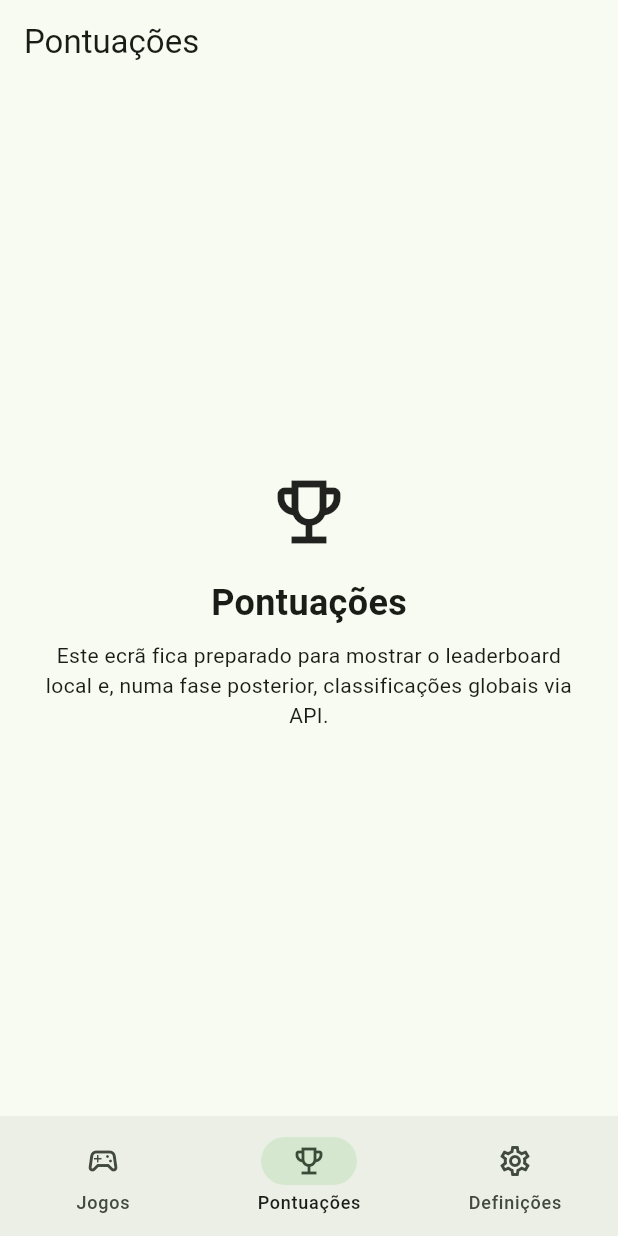
After one commit to rui-moreira-21600035/captain-planet-initiative, a Flutter app: the screen it shows after launch, item 2 of the bottom bar chosen, on a phone screen of 412 x 824 dp. The commit adds this screen. Run offline on Flutter 3.47's test engine with Material 3 defaults, Android fonts, the phone set to English and light mode, and no system bars; our stand-ins replace sqflite; missing offline and left inert: flame; accounts and stored records are empty.

Commit message:
Refactor: Update README with correct repository URL and enhance main app structure with navigationbar, game launcher widget (main screen) and also added scoreboard and settings widget. Removed Eco Sort waste item asset black borders.

```diff
--- /dev/null
+++ b/apps/hub_app/lib/features/navigation/app_tab.dart
@@ -0,0 +1,48 @@
+import 'package:flutter/material.dart';
+
+import '../launcher/games_page.dart';
+import '../scores/scores_page.dart';
+import '../settings/settings_page.dart';
+
+class AppTabConfig {
+  const AppTabConfig({
+    required this.label,
+    required this.icon,
+    required this.title,
+    required this.builder,
+  });
+
+  final String label;
+  final IconData icon;
+  final String title;
+  final WidgetBuilder builder;
+}
+
+sealed class AppTabs {
+  static const games = AppTabConfig(
+    label: 'Jogos',
+    icon: Icons.sports_esports_outlined,
+    title: 'Jogos',
+    builder: _buildGamesPage,
+  );
+
+  static const scores = AppTabConfig(
+    label: 'Pontuações',
+    icon: Icons.emoji_events_outlined,
+    title: 'Pontuações',
+    builder: _buildScoresPage,
+  );
+
+  static const settings = AppTabConfig(
+    label: 'Definições',
+    icon: Icons.settings_outlined,
+    title: 'Definições',
+    builder: _buildSettingsPage,
+  );
+
+  static const all = [games, scores, settings];
+
+  static Widget _buildGamesPage(BuildContext context) => const GamesPage();
+  static Widget _buildScoresPage(BuildContext context) => const ScoresPage();
+  static Widget _buildSettingsPage(BuildContext context) => const SettingsPage();
+}
--- /dev/null
+++ b/apps/hub_app/lib/features/navigation/launcher_shell.dart
@@ -0,0 +1,44 @@
+import 'package:flutter/material.dart';
+
+import 'app_tab.dart';
+import 'main_navigation_bar.dart';
+
+class LauncherShell extends StatefulWidget {
+  const LauncherShell({super.key});
+
+  @override
+  State<LauncherShell> createState() => _LauncherShellState();
+}
+
+class _LauncherShellState extends State<LauncherShell> {
+  int _currentIndex = 0;
+
+  @override
+  Widget build(BuildContext context) {
+    final currentTab = AppTabs.all[_currentIndex];
+
+    return Scaffold(
+      appBar: AppBar(
+        title: Text(currentTab.title),
+      ),
+      body: IndexedStack(
+        index: _currentIndex,
+        children: AppTabs.all
+            .map(
+              (tab) => KeyedSubtree(
+                key: ValueKey(tab.label),
+                child: tab.builder(context),
+              ),
+            )
+            .toList(),
+      ),
+      bottomNavigationBar: MainNavigationBar(
+        currentIndex: _currentIndex,
+        onDestinationSelected: (index) {
+          if (index == _currentIndex) return;
+          setState(() => _currentIndex = index);
+        },
+      ),
+    );
+  }
+}
--- /dev/null
+++ b/apps/hub_app/lib/features/navigation/main_navigation_bar.dart
@@ -0,0 +1,30 @@
+import 'package:flutter/material.dart';
+
+import 'app_tab.dart';
+
+class MainNavigationBar extends StatelessWidget {
+  const MainNavigationBar({
+    super.key,
+    required this.currentIndex,
+    required this.onDestinationSelected,
+  });
+
+  final int currentIndex;
+  final ValueChanged<int> onDestinationSelected;
+
+  @override
+  Widget build(BuildContext context) {
+    return NavigationBar(
+      selectedIndex: currentIndex,
+      onDestinationSelected: onDestinationSelected,
+      destinations: AppTabs.all
+          .map(
+            (tab) => NavigationDestination(
+              icon: Icon(tab.icon),
+              label: tab.label,
+            ),
+          )
+          .toList(),
+    );
+  }
+}
--- /dev/null
+++ b/apps/hub_app/lib/features/scores/scores_page.dart
@@ -0,0 +1,30 @@
+import 'package:flutter/material.dart';
+
+class ScoresPage extends StatelessWidget {
+  const ScoresPage({super.key});
+
+  @override
+  Widget build(BuildContext context) {
+    return Center(
+      child: Padding(
+        padding: const EdgeInsets.all(24),
+        child: Column(
+          mainAxisSize: MainAxisSize.min,
+          children: const [
+            Icon(Icons.emoji_events_outlined, size: 56),
+            SizedBox(height: 16),
+            Text(
+              'Pontuações',
+              style: TextStyle(fontSize: 24, fontWeight: FontWeight.bold),
+            ),
+            SizedBox(height: 8),
+            Text(
+              'Este ecrã fica preparado para mostrar o leaderboard local e, numa fase posterior, classificações globais via API.',
+              textAlign: TextAlign.center,
+            ),
+          ],
+        ),
+      ),
+    );
+  }
+}
--- a/apps/hub_app/lib/main.dart
+++ b/apps/hub_app/lib/main.dart
@@ -1,9 +1,9 @@
 import 'package:flutter/material.dart';
-import 'features/launcher/launcher_page.dart';
 
-void main() async {
-    runApp(const HubApp()
-  );
+import 'features/navigation/launcher_shell.dart';
+
+void main() {
+  runApp(const HubApp());
 }
 
 class HubApp extends StatelessWidget {
@@ -12,9 +12,13 @@ class HubApp extends StatelessWidget {
   @override
   Widget build(BuildContext context) {
     return MaterialApp(
-      title: 'Minigames Hub',
-      theme: ThemeData(useMaterial3: true),
-      home: const LauncherPage(),
+      title: 'Captain Planet Hub',
+      debugShowCheckedModeBanner: false,
+      theme: ThemeData(
+        useMaterial3: true,
+        colorSchemeSeed: Colors.green,
+      ),
+      home: const LauncherShell(),
     );
   }
 }
```
Also changed, not shown: apps/hub_app/lib/features/launcher/games_page.dart (added, +36 -0 lines), apps/hub_app/lib/features/settings/settings_page.dart (added, +25 -0 lines), packages/eco_sort_game/lib/src/game/eco_sort_flame_game.dart (+18 -16 lines), 5 other files.
